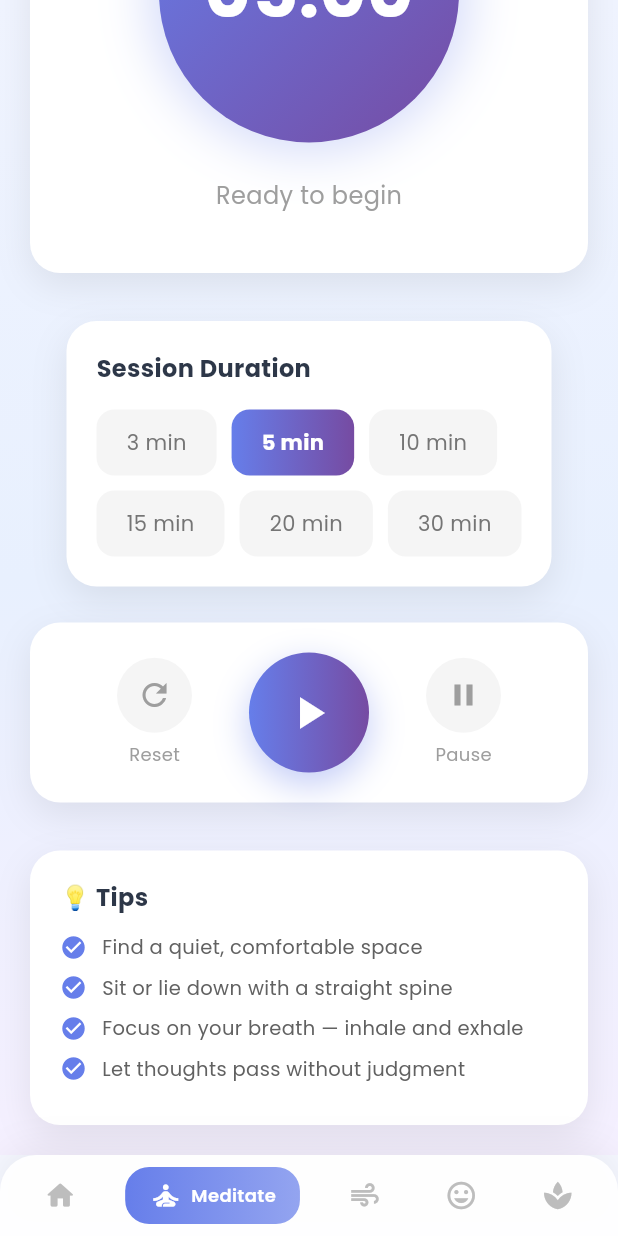
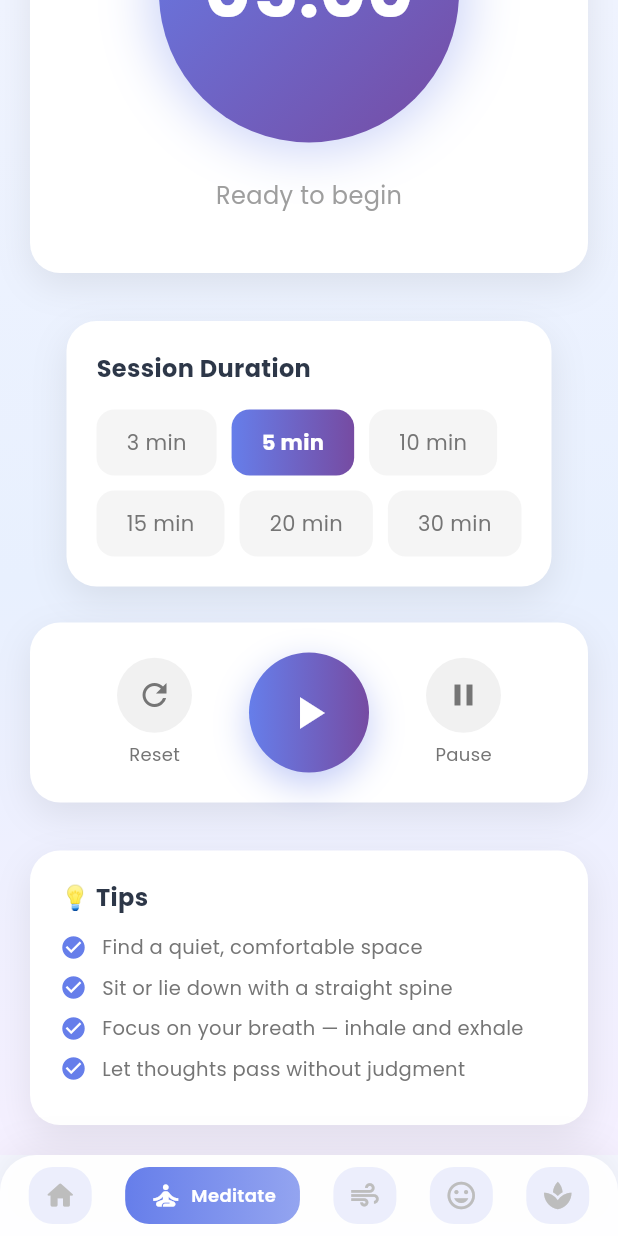
Before and after one commit to govindtank/mindful-time-moments, a Flutter app: the screen it shows after launch, item 2 of the bottom bar chosen, scrolled down 407 dp, after a tap on "Reset", on a phone screen of 412 x 824 dp. Run offline on Flutter 3.47's test engine with Material 3 defaults, Android fonts, the phone set to English and light mode, and no system bars; our stand-ins replace fl_chart, google_fonts, shared_preferences.

Commit message:
feat: dark mode with contrast fixes and persistence across all 5 screens
- ThemeService: persists dark mode preference via SharedPreferences
- app.dart: loads saved theme on startup, toggle propagates to all screens
- HomeScreen: passes isDarkMode to GradientBackground, adds theme toggle
  button, all card text adapts for dark/light
- MeditationScreen: SoftGradientBackground + dark-aware card/text colours
- BreathingScreen: same dark-aware treatment
- MoodTrackerScreen: same, plus chart dot color adapts for dark mode
- RelaxationScreen: same
- AnimatedCard: auto-detects dark mode from Theme.of(context) for fallback
  card color and shadow opacity

```diff
--- a/lib/app.dart
+++ b/lib/app.dart
@@ -7,6 +7,7 @@ import 'screens/breathing_screen.dart';
 import 'screens/mood_tracker_screen.dart';
 import 'screens/relaxation_screen.dart';
 import 'services/mood_service.dart';
+import 'services/theme_service.dart';
 
 class MindfulApp extends StatefulWidget {
   final MoodService moodService;
@@ -18,12 +19,12 @@ class MindfulApp extends StatefulWidget {
 }
 
 class _MindfulAppState extends State<MindfulApp> {
-  bool _isDarkMode = false;
+  bool _isDarkMode = ThemeService.isDarkMode;
 
-  void _toggleTheme() {
-    setState(() {
-      _isDarkMode = !_isDarkMode;
-    });
+  void _toggleTheme() async {
+    final next = !_isDarkMode;
+    await ThemeService.setDarkMode(next);
+    setState(() => _isDarkMode = next);
   }
 
   @override
@@ -152,7 +153,7 @@ class _MainNavigatorState extends State<MainNavigator> {
 
   @override
   Widget build(BuildContext context) {
-    final isDark = Theme.of(context).brightness == Brightness.dark;
+    final isDark = widget.isDarkMode;
     final primaryColor = Theme.of(context).colorScheme.primary;
 
     return Scaffold(
@@ -208,8 +209,11 @@ class _MainNavigatorState extends State<MainNavigator> {
     final bgColor = isDark
         ? const Color(0xFF0A0A14).withOpacity(0.95)
         : Colors.white.withOpacity(0.95);
-    final textColor = isDark ? Colors.white : const Color(0xFF1A1A2E);
+    final textColor = isDark ? const Color(0xFFF0F0FF) : const Color(0xFF1A1A2E);
     final mutedColor = isDark ? Colors.white38 : Colors.grey.shade400;
+    final selectedBg = isDark
+        ? primaryColor.withOpacity(0.25)
+        : primaryColor.withOpacity(0.12);
 
     return Container(
       decoration: BoxDecoration(
@@ -217,7 +221,7 @@ class _MainNavigatorState extends State<MainNavigator> {
         boxShadow: [
           BoxShadow(
             color: isDark
-                ? Colors.black.withOpacity(0.4)
+                ? Colors.black.withOpacity(0.5)
                 : Colors.black.withOpacity(0.06),
             blurRadius: 20,
             offset: const Offset(0, -5),
@@ -234,11 +238,11 @@ class _MainNavigatorState extends State<MainNavigator> {
           child: Row(
             mainAxisAlignment: MainAxisAlignment.spaceAround,
             children: [
-              _buildNavItem(0, Icons.home_rounded, 'Home', textColor, mutedColor, primaryColor),
-              _buildNavItem(1, Icons.self_improvement, 'Meditate', textColor, mutedColor, primaryColor),
-              _buildNavItem(2, Icons.air, 'Breathe', textColor, mutedColor, primaryColor),
-              _buildNavItem(3, Icons.mood, 'Mood', textColor, mutedColor, primaryColor),
-              _buildNavItem(4, Icons.spa, 'Relax', textColor, mutedColor, primaryColor),
+              _buildNavItem(0, Icons.home_rounded, 'Home', textColor, mutedColor, selectedBg),
+              _buildNavItem(1, Icons.self_improvement, 'Meditate', textColor, mutedColor, selectedBg),
+              _buildNavItem(2, Icons.air, 'Breathe', textColor, mutedColor, selectedBg),
+              _buildNavItem(3, Icons.mood, 'Mood', textColor, mutedColor, selectedBg),
+              _buildNavItem(4, Icons.spa, 'Relax', textColor, mutedColor, selectedBg),
             ],
           ),
         ),
@@ -246,7 +250,14 @@ class _MainNavigatorState extends State<MainNavigator> {
     );
   }
 
-  Widget _buildNavItem(int index, IconData icon, String label, Color textColor, Color mutedColor, Color primaryColor) {
+  Widget _buildNavItem(
+    int index,
+    IconData icon,
+    String label,
+    Color textColor,
+    Color mutedColor,
+    Color selectedBg,
+  ) {
     final isSelected = _currentIndex == index;
     return GestureDetector(
       onTap: () => setState(() => _currentIndex = index),
@@ -259,9 +270,13 @@ class _MainNavigatorState extends State<MainNavigator> {
         decoration: BoxDecoration(
           gradient: isSelected
               ? LinearGradient(
-                  colors: [primaryColor, primaryColor.withOpacity(0.7)],
+                  colors: [
+                    Theme.of(context).colorScheme.primary,
+                    Theme.of(context).colorScheme.primary.withOpacity(0.7),
+                  ],
                 )
               : null,
+          color: isSelected ? null : selectedBg,
           borderRadius: BorderRadius.circular(16),
         ),
         child: Row(
--- a/lib/main.dart
+++ b/lib/main.dart
@@ -1,9 +1,11 @@
 import 'package:flutter/material.dart';
 import 'app.dart';
 import 'services/mood_service.dart';
+import 'services/theme_service.dart';
 
 void main() async {
   WidgetsFlutterBinding.ensureInitialized();
+  await ThemeService.init();
   final moodService = await MoodService.create();
   runApp(MindfulApp(moodService: moodService));
 }
--- a/lib/screens/home_screen.dart
+++ b/lib/screens/home_screen.dart
@@ -5,18 +5,34 @@ import '../widgets/animated_card.dart';
 
 class HomeScreen extends StatelessWidget {
   final Function(int) onNavigate;
+  final bool isDarkMode;
+  final VoidCallback onThemeToggle;
 
-  const HomeScreen({super.key, required this.onNavigate});
+  const HomeScreen({
+    super.key,
+    required this.onNavigate,
+    required this.isDarkMode,
+    required this.onThemeToggle,
+  });
+
+  // ─── Dark-aware colours ───────────────────────────────────────────────────
+
+  Color get _textPrimary   => isDarkMode ? const Color(0xFFF0F0FF) : Colors.white;
+  Color get _textSecondary => isDarkMode ? Colors.white70 : Colors.white70;
+  Color get _cardBg        => isDarkMode
+      ? Colors.white.withOpacity(0.08)
+      : Colors.white.withOpacity(0.15);
+  Color get _cardBorder    => isDarkMode
+      ? Colors.white.withOpacity(0.12)
+      : Colors.white.withOpacity(0.25);
+  Color get _tipCardBg     => isDarkMode
+      ? Colors.white.withOpacity(0.05)
+      : Colors.white.withOpacity(0.10);
 
   @override
   Widget build(BuildContext context) {
     return GradientBackground(
-      colors: const [
-        Color(0xFF667eea),
-        Color(0xFF764ba2),
-        Color(0xFF6B8DD6),
-        Color(0xFF8E37D7),
-      ],
+      isDarkMode: isDarkMode,
       child: SafeArea(
         child: LayoutBuilder(
           builder: (context, constraints) {
@@ -53,7 +69,7 @@ class HomeScreen extends StatelessWidget {
               'Mindful',
               style: GoogleFonts.poppins(
                 fontSize: 14,
-                color: Colors.white70,
+                color: _textSecondary,
                 fontWeight: FontWeight.w500,
               ),
             ),
@@ -61,19 +77,28 @@ class HomeScreen extends StatelessWidget {
               'Time Moments',
               style: GoogleFonts.poppins(
                 fontSize: 28,
-                color: Colors.white,
+                color: _textPrimary,
                 fontWeight: FontWeight.bold,
               ),
             ),
           ],
         ),
-        Container(
-          padding: const EdgeInsets.all(12),
-          decoration: BoxDecoration(
-            color: Colors.white.withOpacity(0.15),
-            borderRadius: BorderRadius.circular(16),
+        // ── Theme toggle button ──────────────────────────────────────────
+        GestureDetector(
+          onTap: onThemeToggle,
+          child: Container(
+            padding: const EdgeInsets.all(12),
+            decoration: BoxDecoration(
+              color: _cardBg,
+              borderRadius: BorderRadius.circular(16),
+              border: Border.all(color: _cardBorder),
+            ),
+            child: Icon(
+              isDarkMode ? Icons.light_mode : Icons.dark_mode,
+              color: _textPrimary,
+              size: 24,
+            ),
           ),
-          child: const Icon(Icons.self_improvement, color: Colors.white, size: 28),
         ),
       ],
     );
@@ -87,12 +112,12 @@ class HomeScreen extends StatelessWidget {
 
     return AnimatedCard(
       index: 0,
-      color: Colors.white.withOpacity(0.15),
+      color: _cardBg,
       child: Padding(
         padding: const EdgeInsets.all(20),
         child: Row(
           children: [
-            const Icon(Icons.wb_sunny, color: Colors.amber, size: 40),
+            Icon(Icons.wb_sunny, color: Colors.amber, size: 40),
             const SizedBox(width: 16),
             Expanded(
               child: Column(
@@ -102,7 +127,7 @@ class HomeScreen extends StatelessWidget {
                     greeting,
                     style: GoogleFonts.poppins(
                       fontSize: 22,
-                      color: Colors.white,
+                      color: _textPrimary,
                       fontWeight: FontWeight.bold,
                     ),
                   ),
@@ -111,7 +136,7 @@ class HomeScreen extends StatelessWidget {
                     'Take a moment to breathe and center yourself today.',
                     style: GoogleFonts.poppins(
                       fontSize: 13,
-                      color: Colors.white70,
+                      color: _textSecondary,
                     ),
                   ),
                 ],
@@ -215,20 +240,20 @@ class HomeScreen extends StatelessWidget {
                     style: GoogleFonts.poppins(
                       fontSize: 16,
                       fontWeight: FontWeight.bold,
-                      color: Colors.white,
+                      color: _textPrimary,
                     ),
                   ),
                   Text(
                     feature.subtitle,
                     style: GoogleFonts.poppins(
                       fontSize: 12,
-                      color: Colors.white70,
+                      color: _textSecondary,
                     ),
                   ),
                 ],
               ),
             ),
-            Icon(Icons.arrow_forward_ios, color: Colors.white54, size: 16),
+            Icon(Icons.arrow_forward_ios, color: _textSecondary, size: 16),
           ],
         ),
       ),
@@ -247,7 +272,7 @@ class HomeScreen extends StatelessWidget {
 
     return AnimatedCard(
       index: 5,
-      color: Colors.white.withOpacity(0.1),
+      color: _tipCardBg,
       child: Padding(
         padding: const EdgeInsets.all(16),
         child: Row(
@@ -259,7 +284,7 @@ class HomeScreen extends StatelessWidget {
                 tip,
                 style: GoogleFonts.poppins(
                   fontSize: 13,
-                  color: Colors.white70,
+                  color: _textSecondary,
                   fontStyle: FontStyle.italic,
                 ),
               ),
--- a/lib/screens/meditation_screen.dart
+++ b/lib/screens/meditation_screen.dart
@@ -5,7 +5,9 @@ import '../widgets/gradient_background.dart';
 import '../widgets/animated_card.dart';
 
 class MeditationScreen extends StatefulWidget {
-  const MeditationScreen({super.key});
+  final bool isDarkMode;
+
+  const MeditationScreen({super.key, required this.isDarkMode});
 
   @override
   State<MeditationScreen> createState() => _MeditationScreenState();
@@ -74,9 +76,11 @@ class _MeditationScreenState extends State<MeditationScreen>
   }
 
   void _showCompletionDialog() {
+    final isDark = widget.isDarkMode;
     showDialog(
       context: context,
       builder: (ctx) => AlertDialog(
+        backgroundColor: isDark ? const Color(0xFF1A1A2E) : Colors.white,
         shape: RoundedRectangleBorder(borderRadius: BorderRadius.circular(20)),
         title: Text('🧘 Well Done!',
             style: GoogleFonts.poppins(fontWeight: FontWeight.bold)),
@@ -87,7 +91,9 @@ class _MeditationScreenState extends State<MeditationScreen>
         actions: [
           TextButton(
             onPressed: () => Navigator.pop(ctx),
-            child: const Text('Continue'),
+            child: Text('Continue',
+                style: TextStyle(
+                    color: Theme.of(context).colorScheme.primary)),
           ),
         ],
       ),
@@ -100,9 +106,18 @@ class _MeditationScreenState extends State<MeditationScreen>
     return '$m:$s';
   }
 
+  // ─── Dark-aware helpers ───────────────────────────────────────────────────
+
+  Color get _cardBg       => widget.isDarkMode ? const Color(0xFF1E1E30) : Colors.white;
+  Color get _textPrimary   => widget.isDarkMode ? const Color(0xFFF0F0FF) : const Color(0xFF2D3748);
+  Color get _textSecondary => widget.isDarkMode ? Colors.white54 : Colors.grey[600]!;
+  Color get _textMuted     => widget.isDarkMode ? Colors.white38 : Colors.grey[500]!;
+  Color get _chipUnselected=> widget.isDarkMode ? Colors.white12 : Colors.grey[100]!;
+
   @override
   Widget build(BuildContext context) {
     return SoftGradientBackground(
+      isDarkMode: widget.isDarkMode,
       child: SafeArea(
         child: SingleChildScrollView(
           padding: const EdgeInsets.all(20),
@@ -127,7 +142,7 @@ class _MeditationScreenState extends State<MeditationScreen>
   Widget _buildHeader() {
     return AnimatedCard(
       index: 0,
-      color: Colors.white,
+      color: _cardBg,
       child: Padding(
         padding: const EdgeInsets.all(20),
         child: Column(
@@ -135,7 +150,7 @@ class _MeditationScreenState extends State<MeditationScreen>
             Container(
               padding: const EdgeInsets.all(16),
               decoration: BoxDecoration(
-                color: const Color(0xFF667eea).withOpacity(0.1),
+                color: const Color(0xFF667eea).withOpacity(0.15),
                 shape: BoxShape.circle,
               ),
               child: const Icon(
@@ -150,7 +165,7 @@ class _MeditationScreenState extends State<MeditationScreen>
               style: GoogleFonts.poppins(
                 fontSize: 24,
                 fontWeight: FontWeight.bold,
-                color: const Color(0xFF2D3748),
+                color: _textPrimary,
               ),
             ),
             const SizedBox(height: 8),
@@ -158,7 +173,7 @@ class _MeditationScreenState extends State<MeditationScreen>
               'Choose your session length and find your inner peace',
               style: GoogleFonts.poppins(
                 fontSize: 14,
-                color: Colors.grey[600],
+                color: _textSecondary,
               ),
               textAlign: TextAlign.center,
             ),
@@ -171,7 +186,7 @@ class _MeditationScreenState extends State<MeditationScreen>
   Widget _buildTimer(BuildContext context) {
     return AnimatedCard(
       index: 1,
-      color: Colors.white,
+      color: _cardBg,
       child: Container(
         width: double.infinity,
         padding: const EdgeInsets.all(40),
@@ -197,7 +212,7 @@ class _MeditationScreenState extends State<MeditationScreen>
                   ),
                   boxShadow: [
                     BoxShadow(
-                      color: const Color(0xFF667eea).withOpacity(0.3),
+                      color: const Color(0xFF667eea).withOpacity(0.35),
                       blurRadius: 30,
                       spreadRadius: 5,
                     ),
@@ -230,7 +245,7 @@ class _MeditationScreenState extends State<MeditationScreen>
                 'Ready to begin',
                 style: GoogleFonts.poppins(
                   fontSize: 16,
-                  color: Colors.grey[500],
+                  color: _textMuted,
                 ),
               ),
           ],
@@ -242,7 +257,7 @@ class _MeditationScreenState extends State<MeditationScreen>
   Widget _buildDurationPicker(BuildContext context) {
     return AnimatedCard(
       index: 2,
-      color: Colors.white,
+      color: _cardBg,
       child: Padding(
         padding: const EdgeInsets.all(20),
         child: Column(
@@ -253,7 +268,7 @@ class _MeditationScreenState extends State<MeditationScreen>
               style: GoogleFonts.poppins(
                 fontSize: 16,
                 fontWeight: FontWeight.bold,
-                color: const Color(0xFF2D3748),
+                color: _textPrimary,
               ),
             ),
             const SizedBox(height: 16),
@@ -276,7 +291,7 @@ class _MeditationScreenState extends State<MeditationScreen>
                           ? const LinearGradient(
                               colors: [Color(0xFF667eea), Color(0xFF764ba2)])
                           : null,
-                      color: isSelected ? null : Colors.grey[100],
+                      color: isSelected ? null : _chipUnselected,
                       borderRadius: BorderRadius.circular(12),
                     ),
                     child: Text(
@@ -285,7 +300,7 @@ class _MeditationScreenState extends State<MeditationScreen>
                         fontSize: 14,
                         fontWeight:
                             isSelected ? FontWeight.bold : FontWeight.normal,
-                        color: isSelected ? Colors.white : Colors.grey[600],
+                        color: isSelected ? Colors.white : _textSecondary,
                       ),
                     ),
                   ),
@@ -301,7 +316,7 @@ class _MeditationScreenState extends State<MeditationScreen>
   Widget _buildControls(BuildContext context) {
     return AnimatedCard(
       index: 3,
-      color: Colors.white,
+      color: _cardBg,
       child: Padding(
         padding: const EdgeInsets.all(20),
         child: Row(
@@ -311,14 +326,14 @@ class _MeditationScreenState extends State<MeditationScreen>
               icon: Icons.refresh,
               label: 'Reset',
               onTap: _resetTimer,
-              color: Colors.grey,
+              color: _textSecondary,
             ),
             _buildMainButton(),
             _buildControlButton(
               icon: Icons.pause,
               label: 'Pause',
               onTap: _isRunning ? _pauseTimer : null,
-              color: Colors.grey,
+              color: _textSecondary,
             ),
           ],
         ),
@@ -389,7 +404,7 @@ class _MeditationScreenState extends State<MeditationScreen>
   Widget _buildTips(BuildContext context) {
     return AnimatedCard(
       index: 4,
-      color: Colors.white,
+      color: _cardBg,
       child: Padding(
         padding: const EdgeInsets.all(20),
         child: Column(
@@ -400,7 +415,7 @@ class _MeditationScreenState extends State<MeditationScreen>
               style: GoogleFonts.poppins(
                 fontSize: 16,
                 fontWeight: FontWeight.bold,
-                color: const Color(0xFF2D3748),
+                color: _textPrimary,
               ),
             ),
             const SizedBox(height: 12),
@@ -424,7 +439,7 @@ class _MeditationScreenState extends State<MeditationScreen>
           Expanded(
             child: Text(
               text,
-              style: GoogleFonts.poppins(fontSize: 13, color: Colors.grey[700]),
+              style: GoogleFonts.poppins(fontSize: 13, color: _textSecondary),
             ),
           ),
         ],
--- /dev/null
+++ b/lib/services/theme_service.dart
@@ -0,0 +1,19 @@
+import 'package:shared_preferences/shared_preferences.dart';
+
+/// Persists dark mode preference across sessions using SharedPreferences.
+class ThemeService {
+  static const String _keyDarkMode = 'mindful_dark_mode';
+  static SharedPreferences? _prefs;
+
+  static Future<void> init() async {
+    _prefs ??= await SharedPreferences.getInstance();
+  }
+
+  /// Returns the saved dark mode preference. Defaults to false (light mode).
+  static bool get isDarkMode => _prefs?.getBool(_keyDarkMode) ?? false;
+
+  /// Saves the dark mode preference.
+  static Future<void> setDarkMode(bool value) async {
+    await _prefs?.setBool(_keyDarkMode, value);
+  }
+}
--- a/lib/widgets/animated_card.dart
+++ b/lib/widgets/animated_card.dart
@@ -48,6 +48,11 @@ class _AnimatedCardState extends State<AnimatedCard>
 
   @override
   Widget build(BuildContext context) {
+    // Auto-detect dark mode if caller didn't pass a specific color
+    final isDark = Theme.of(context).brightness == Brightness.dark;
+    final defaultCardColor = isDark ? const Color(0xFF1E1E30) : Colors.white;
+    final defaultShadow = isDark ? Colors.black.withOpacity(0.35) : Colors.black.withOpacity(0.08);
+
     return AnimatedBuilder(
       animation: _controller,
       builder: (context, child) {
@@ -63,11 +68,11 @@ class _AnimatedCardState extends State<AnimatedCard>
         onTap: widget.onTap,
         child: Container(
           decoration: BoxDecoration(
-            color: widget.color ?? Colors.white,
+            color: widget.color ?? defaultCardColor,
             borderRadius: BorderRadius.circular(20),
             boxShadow: [
               BoxShadow(
-                color: Colors.black.withOpacity(0.08),
+                color: defaultShadow,
                 blurRadius: 20,
                 offset: const Offset(0, 8),
               ),
```
Also changed, not shown: lib/screens/breathing_screen.dart (+39 -36 lines), lib/screens/mood_tracker_screen.dart (+62 -49 lines), lib/screens/relaxation_screen.dart (+31 -20 lines), 1 other file.
